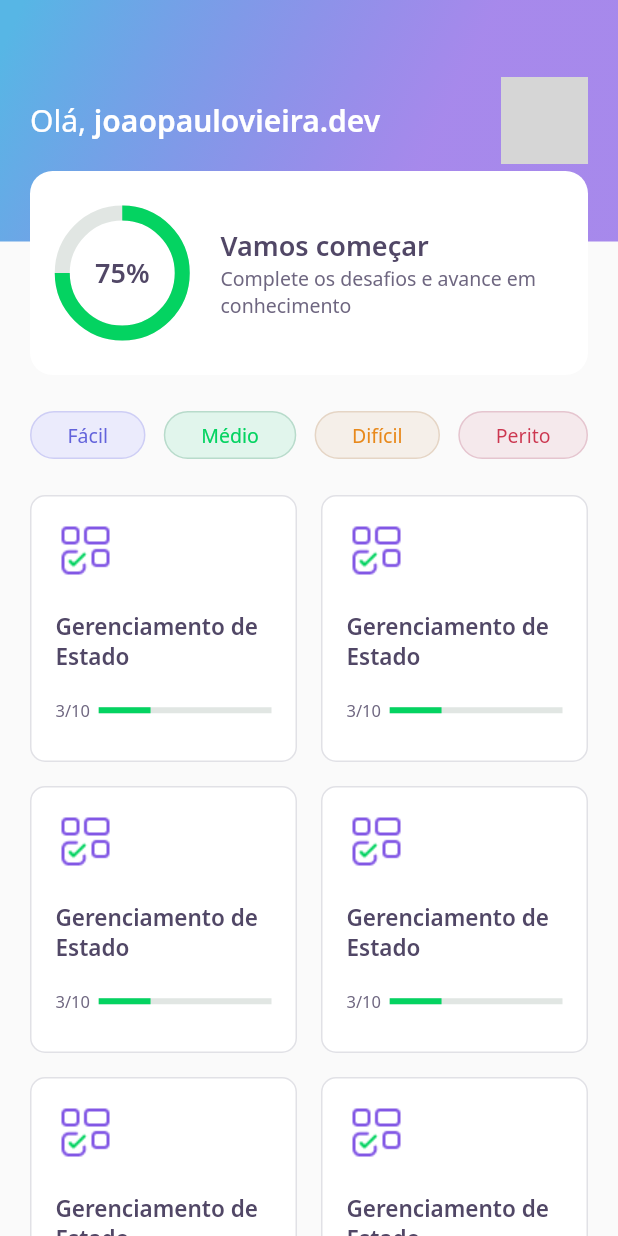
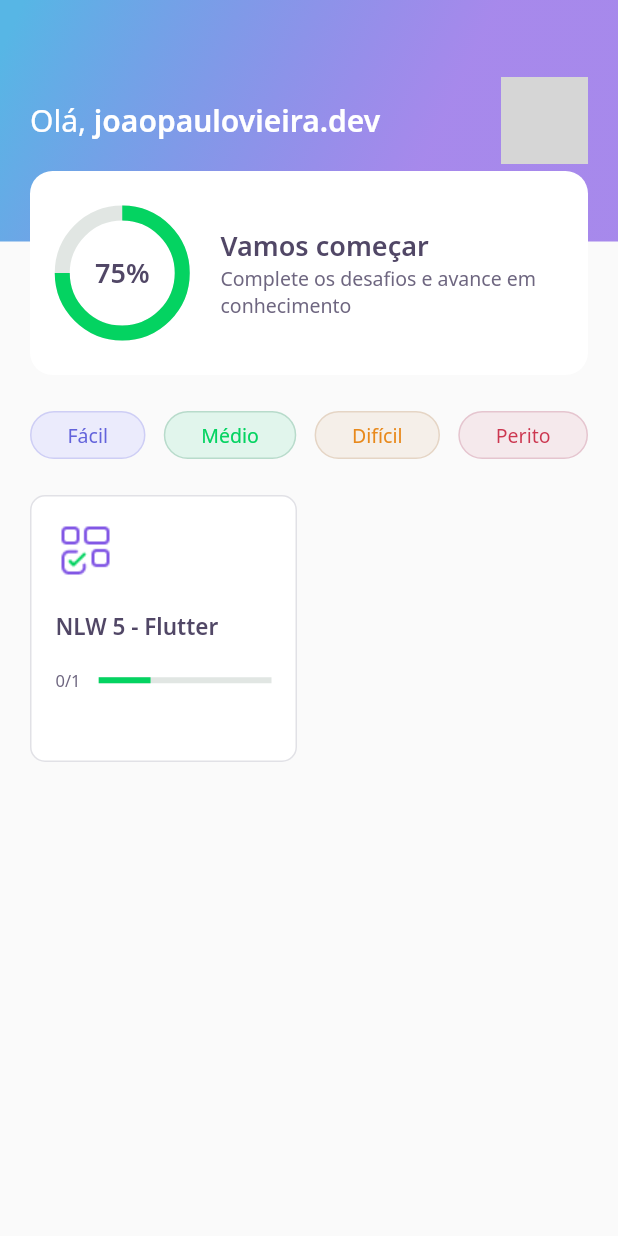
Before and after one commit to joaopaulovieira-dev/dev_quiz_flutter_jpvp, a Flutter app: the HomePage screen opened directly, on a phone screen of 412 x 824 dp. Run offline on Flutter 3.47's test engine with Material 2 defaults, Android fonts, the phone set to English and light mode, and no system bars; our stand-ins replace google_fonts; accounts and stored records are empty; network calls fail; grey boxes are pictures that could not be loaded.

Commit message:
Criando o HomeController

```diff
--- a/lib/core/app_widget.dart
+++ b/lib/core/app_widget.dart
@@ -1,4 +1,4 @@
-import 'package:dev_quiz_flutter_jpvp/challenge/challeng_page.dart';
+import 'package:dev_quiz_flutter_jpvp/home/home_page.dart';
 import 'package:flutter/material.dart';
 
 class AppWidget extends StatelessWidget {
@@ -6,7 +6,7 @@ class AppWidget extends StatelessWidget {
   Widget build(BuildContext context) {
     return MaterialApp(
       title: "dev_quiz_flutter_jpvp",
-      home: ChallengePage(),
+      home: HomePage(),
     );
   }
 }
--- /dev/null
+++ b/lib/home/home_controller.dart
@@ -0,0 +1,48 @@
+import 'package:dev_quiz_flutter_jpvp/core/app_images.dart';
+import 'package:dev_quiz_flutter_jpvp/home/home_state.dart';
+import 'package:dev_quiz_flutter_jpvp/shared/models/awnser_model.dart';
+import 'package:dev_quiz_flutter_jpvp/shared/models/question_model.dart';
+import 'package:dev_quiz_flutter_jpvp/shared/models/quiz_model.dart';
+import 'package:dev_quiz_flutter_jpvp/shared/models/user_model.dart';
+
+class HomeController {
+  HomeState? state = HomeState.empty;
+
+  UserModel? user;
+  List<QuizModel>? quizzes;
+
+  void getUser() {
+    user = UserModel(
+        name: 'joaopaulovieira.dev',
+        photoUrl: 'https://avatars.githubusercontent.com/u/80857646?v=4');
+  }
+
+  void getQuizzes() {
+    quizzes = [
+      QuizModel(
+          title: 'NLW 5 - Flutter',
+          questions: [
+            QuestionModel(
+              title: 'Está curtindo o Flutter?',
+              awnsers: [
+                AwnserModel(
+                  title: 'Amando o Flutter',
+                ),
+                AwnserModel(
+                  title: 'Muito TOP',
+                ),
+                AwnserModel(
+                  title: 'Estou curtindo',
+                ),
+                AwnserModel(
+                  title: 'Show de bola',
+                  isRight: true,
+                ),
+              ],
+            ),
+          ],
+          imagem: AppImages.blocks,
+          level: Level.facil)
+    ];
+  }
+}
--- a/lib/home/home_page.dart
+++ b/lib/home/home_page.dart
@@ -1,3 +1,4 @@
+import 'package:dev_quiz_flutter_jpvp/home/home_controller.dart';
 import 'package:dev_quiz_flutter_jpvp/home/widgets/appbar/app_bar_widget.dart';
 import 'package:dev_quiz_flutter_jpvp/home/widgets/level_button/level_button_widget.dart';
 import 'package:dev_quiz_flutter_jpvp/home/widgets/quiz_card/quiz_card_widget.dart';
@@ -11,10 +12,21 @@ class HomePage extends StatefulWidget {
 }
 
 class _HomePageState extends State<HomePage> {
+  final controller = HomeController();
+
+  @override
+  void initState() {
+    super.initState();
+    controller.getUser();
+    controller.getQuizzes();
+  }
+
   @override
   Widget build(BuildContext context) {
     return Scaffold(
-      appBar: AppBarWidget(),
+      appBar: AppBarWidget(
+        user: controller.user!,
+      ),
       body: Padding(
         padding: const EdgeInsets.symmetric(horizontal: 20),
         child: Column(
@@ -47,14 +59,16 @@ class _HomePageState extends State<HomePage> {
                 crossAxisSpacing: 16,
                 crossAxisCount: 2,
                 mainAxisSpacing: 16,
-                children: [
-                  QuizCardWidget(),
-                  QuizCardWidget(),
-                  QuizCardWidget(),
-                  QuizCardWidget(),
-                  QuizCardWidget(),
-                  QuizCardWidget()
-                ],
+                children: controller.quizzes!
+                    .map(
+                      (e) => QuizCardWidget(
+                        title: e.title,
+                        completed:
+                            '${e.questionAnswered}/${e.questions.length}',
+                      ),
+                      //TODO: Aula 03 00:47:00
+                    )
+                    .toList(),
               ),
             )
           ],
--- /dev/null
+++ b/lib/home/home_state.dart
@@ -0,0 +1 @@
+enum HomeState { success, loading, error, empty }
--- a/lib/home/widgets/appbar/app_bar_widget.dart
+++ b/lib/home/widgets/appbar/app_bar_widget.dart
@@ -1,10 +1,12 @@
 import 'package:dev_quiz_flutter_jpvp/core/app_gradients.dart';
 import 'package:dev_quiz_flutter_jpvp/core/app_text_styles.dart';
 import 'package:dev_quiz_flutter_jpvp/home/widgets/score_card/score_card_widget.dart';
+import 'package:dev_quiz_flutter_jpvp/shared/models/user_model.dart';
 import 'package:flutter/cupertino.dart';
 
 class AppBarWidget extends PreferredSize {
-  AppBarWidget()
+  final UserModel user;
+  AppBarWidget({required this.user})
       : super(
           preferredSize: Size.fromHeight(250),
           child: Container(
@@ -25,7 +27,7 @@ class AppBarWidget extends PreferredSize {
                           style: AppTextStyles.title,
                           children: [
                             TextSpan(
-                              text: 'joaopaulovieira.dev',
+                              text: user.name,
                               style: AppTextStyles.titleBold,
                             )
                           ],
@@ -37,8 +39,7 @@ class AppBarWidget extends PreferredSize {
                         decoration: BoxDecoration(
                           borderRadius: BorderRadius.circular(50),
                           image: DecorationImage(
-                            image: NetworkImage(
-                                'https://avatars.githubusercontent.com/u/80857646?v=4'),
+                            image: NetworkImage(user.photoUrl),
                           ),
                         ),
                       )
--- a/lib/home/widgets/quiz_card/quiz_card_widget.dart
+++ b/lib/home/widgets/quiz_card/quiz_card_widget.dart
@@ -1,11 +1,18 @@
+import 'package:flutter/material.dart';
+
 import 'package:dev_quiz_flutter_jpvp/core/app_colors.dart';
 import 'package:dev_quiz_flutter_jpvp/core/app_images.dart';
 import 'package:dev_quiz_flutter_jpvp/core/app_text_styles.dart';
 import 'package:dev_quiz_flutter_jpvp/shared/widgets/progress_indicator/progress_indicator_widget.dart';
-import 'package:flutter/material.dart';
 
 class QuizCardWidget extends StatelessWidget {
-  const QuizCardWidget({Key? key}) : super(key: key);
+  final String title;
+  final String completed;
+  const QuizCardWidget({
+    Key? key,
+    required this.title,
+    required this.completed,
+  }) : super(key: key);
 
   @override
   Widget build(BuildContext context) {
@@ -28,7 +35,7 @@ class QuizCardWidget extends StatelessWidget {
           SizedBox(
             height: 20,
           ),
-          Text('Gerenciamento de Estado', style: AppTextStyles.heading15),
+          Text(title, style: AppTextStyles.heading15),
           SizedBox(
             height: 19,
           ),
@@ -37,7 +44,7 @@ class QuizCardWidget extends StatelessWidget {
               Expanded(
                 flex: 1,
                 child: Text(
-                  '3/10',
+                  completed,
                   style: AppTextStyles.body11,
                 ),
               ),
--- a/lib/shared/models/awnser_model.dart
+++ b/lib/shared/models/awnser_model.dart
@@ -7,4 +7,3 @@ class AwnserModel {
     this.isRight = false,
   });
 }
-// TODO: AULA 03 00:15:00
--- a/lib/shared/models/question_model.dart
+++ b/lib/shared/models/question_model.dart
@@ -1,4 +1,11 @@
+import 'package:dev_quiz_flutter_jpvp/shared/models/awnser_model.dart';
+
 class QuestionModel {
   final String title;
-  final List<> awnsers;
+  final List<AwnserModel> awnsers;
+
+  QuestionModel({required this.title, required this.awnsers})
+      : assert(
+          awnsers.length == 4,
+        );
 }
--- a/lib/shared/models/quiz_model.dart
+++ b/lib/shared/models/quiz_model.dart
@@ -1,4 +1,19 @@
+import 'package:dev_quiz_flutter_jpvp/shared/models/question_model.dart';
+
+enum Level { facil, medio, dificil, perito }
+
 class QuizModel {
   final String title;
-  final List<> questions;
+  final List<QuestionModel> questions;
+  final int questionAnswered;
+  final String imagem;
+  final Level level;
+
+  QuizModel({
+    required this.title,
+    required this.questions,
+    this.questionAnswered = 0,
+    required this.imagem,
+    required this.level,
+  });
 }
--- /dev/null
+++ b/lib/shared/models/user_model.dart
@@ -0,0 +1,10 @@
+class UserModel {
+  final String name;
+  final String photoUrl;
+  final int score;
+  UserModel({
+    required this.name,
+    required this.photoUrl,
+    this.score = 0,
+  });
+}
```
